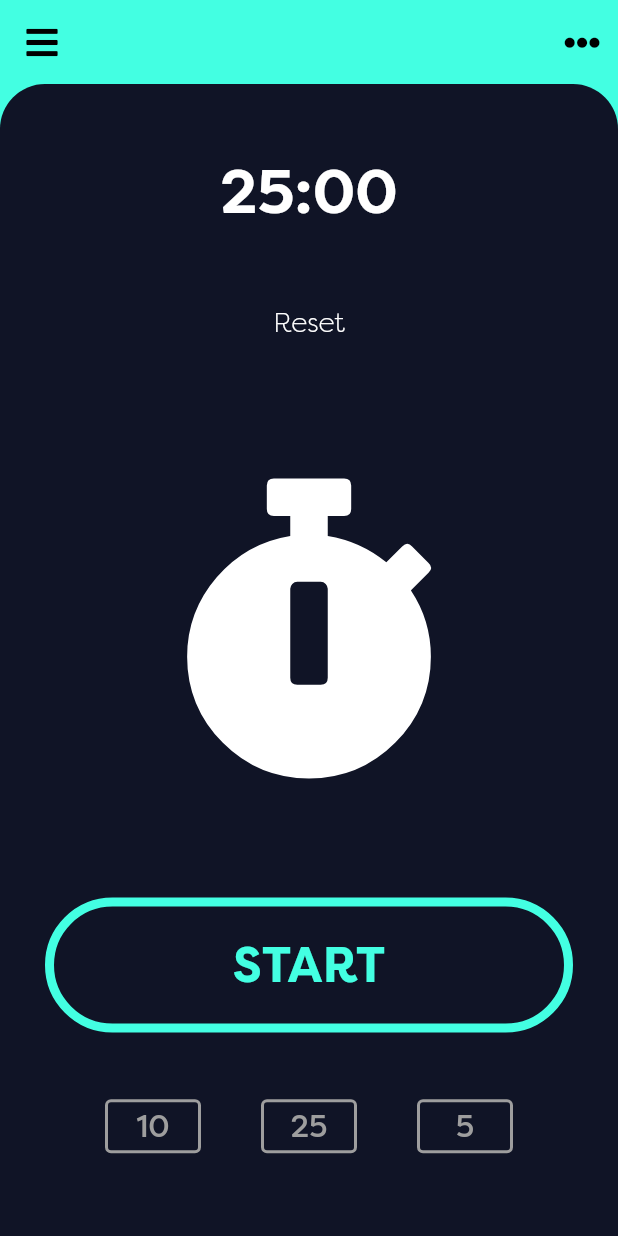
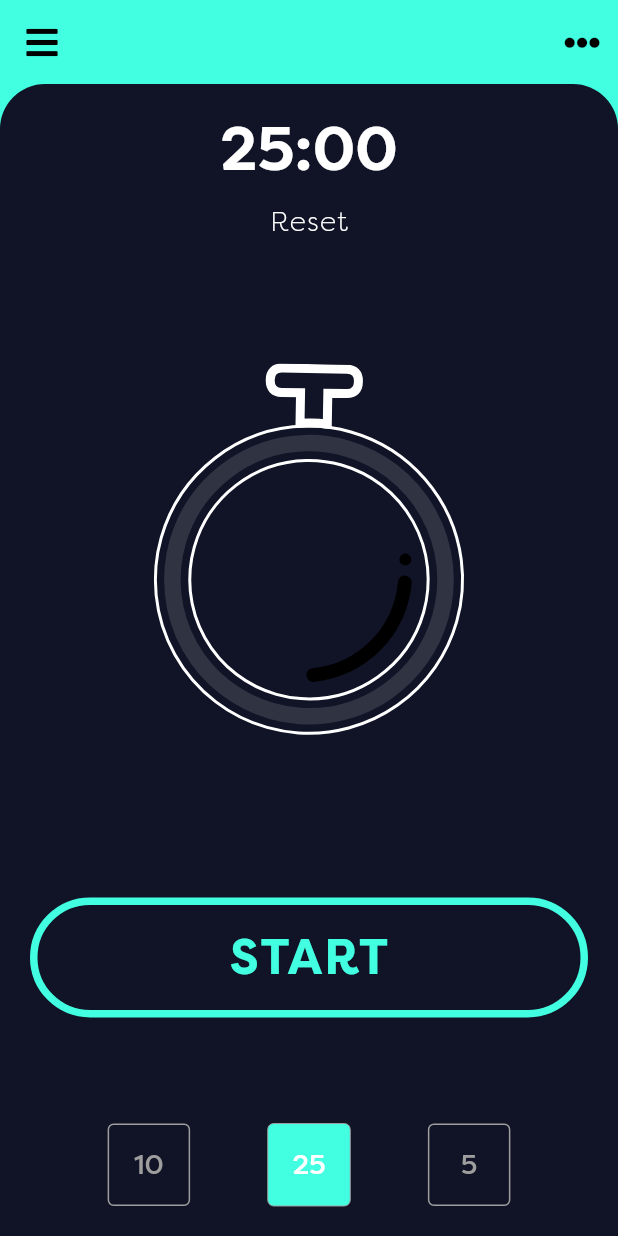
Before and after one commit to GitFitCode/tomatoz_flutter, a Flutter app: the screen it shows after launch, on a phone screen of 412 x 824 dp. Run offline on Flutter 3.47's test engine with Material 2 defaults, Android fonts, the phone set to English and light mode, and no system bars; our stand-ins replace auto_route, flutter_svg, font_awesome_flutter, get_it, injectable, stacked and 1 more.

Commit message:
added rotating timer icon

```diff
--- /dev/null
+++ b/lib/ui/views/home/duration_chooser_buttons.dart
@@ -0,0 +1,89 @@
+import 'package:flutter/material.dart';
+import 'package:stacked/stacked.dart';
+import 'package:tomatoz_flutter/app/constants.dart';
+import 'package:tomatoz_flutter/app/timer_states.dart';
+import 'package:tomatoz_flutter/ui/views/timer/timer_viewmodel.dart';
+
+class DurationChooserButtons extends StatelessWidget {
+  final TimerViewModel model;
+
+  DurationChooserButtons(this.model);
+
+  @override
+  Widget build(BuildContext context) {
+    return ViewModelBuilder<TimerViewModel>.reactive(
+        builder: (context, model, child) {
+          return Row(
+            mainAxisAlignment: MainAxisAlignment.spaceEvenly,
+            children: [
+              // TODO replace all these texts by selectable buttons
+              Container(
+                height: 55.0,
+                width: 55.0,
+                child: OutlinedButton(
+                  style: OutlinedButton.styleFrom(
+                    side: BorderSide(
+                      color: Colors.grey,
+                      width: 1.0,
+                    ),
+                  ),
+                  onPressed: () {},
+                  child: Text(
+                    '10',
+                    style: TextStyle(
+                      color: Colors.grey,
+                      fontSize: 18.0,
+                    ),
+                  ),
+                ),
+              ),
+              Container(
+                height: 55.0,
+                width: 55.0,
+                child: OutlinedButton(
+                  style: OutlinedButton.styleFrom(
+                    backgroundColor:
+                        model.currentTimerState == TimerState.TIMER_RUNNING
+                            ? Colors.grey
+                            : BG_COLORS[model.currentTimerState],
+                    side: BorderSide(
+                      color: Colors.grey,
+                      width: 0.0,
+                    ),
+                  ),
+                  onPressed: () {},
+                  child: Text(
+                    '25',
+                    style: TextStyle(
+                      color: Colors.white,
+                      fontSize: 18.0,
+                    ),
+                  ),
+                ),
+              ),
+              Container(
+                height: 55.0,
+                width: 55.0,
+                child: OutlinedButton(
+                  style: OutlinedButton.styleFrom(
+                    side: BorderSide(
+                      color: Colors.grey,
+                      width: 1.0,
+                    ),
+                  ),
+                  onPressed: () {},
+                  child: Text(
+                    '5',
+                    style: TextStyle(
+                      color: Colors.grey,
+                      fontSize: 18.0,
+                    ),
+                  ),
+                ),
+              ),
+            ],
+          );
+        },
+        viewModelBuilder: () => model);
+  }
+}
--- a/lib/ui/views/home/home_view.dart
+++ b/lib/ui/views/home/home_view.dart
@@ -1,13 +1,22 @@
 import 'package:flutter/material.dart';
+import 'package:flutter_svg/flutter_svg.dart';
 import 'package:font_awesome_flutter/font_awesome_flutter.dart';
 import 'package:stacked/stacked.dart';
 import 'package:tomatoz_flutter/app/constants.dart';
+import 'package:tomatoz_flutter/ui/views/home/duration_chooser_buttons.dart';
 import 'package:tomatoz_flutter/ui/views/home/timer_control_buttons.dart';
 import 'package:tomatoz_flutter/ui/views/timer/timer_viewmodel.dart';
 
 class HomeView extends StatelessWidget {
+  final String defaultTimerSVG = 'assets/icons/default_timer_cleaned.svg';
+
   @override
   Widget build(BuildContext context) {
+    final Widget timerSVG = SvgPicture.asset(
+      defaultTimerSVG,
+      semanticsLabel: 'Tomatoz Logo',
+    );
+
     return ViewModelBuilder<TimerViewModel>.reactive(
         builder: (context, model, child) => Scaffold(
               appBar: AppBar(
@@ -41,11 +50,13 @@ class HomeView extends StatelessWidget {
                         topRight: Radius.circular(30),
                       ),
                     ),
-                    padding: EdgeInsets.all(30.0),
+                    padding: EdgeInsets.all(20.0),
                     child: Center(
                       child: Column(
                         crossAxisAlignment: CrossAxisAlignment.stretch,
-                        mainAxisAlignment: MainAxisAlignment.spaceAround,
+                        mainAxisAlignment: MainAxisAlignment.spaceBetween,
+                        children: [
+                          Column(
                             children: [
                               Center(
                                 child: Text(
@@ -57,83 +68,31 @@ class HomeView extends StatelessWidget {
                                   ),
                                 ),
                               ),
-                          FlatButton(
+                              Center(
+                                child: FlatButton(
                                   onPressed: () => model.resetTimer(),
                                   child: Text(
                                     'Reset',
                                     style: TextStyle(
+                                      letterSpacing: 1.0,
                                       color: Colors.white,
                                       fontSize: 18.0,
                                       fontWeight: FontWeight.w300,
                                     ),
                                   ),
                                 ),
-                          Expanded(
-                            child: Container(
-                              child: Icon(
-                                FontAwesomeIcons.stopwatch,
-                                color: Colors.white,
-                                size: 200.0,
                               ),
+                            ],
                           ),
+                          RotationTransition(
+                            turns: AlwaysStoppedAnimation(
+                                model.timerRotation / 360),
+                            child: timerSVG,
                           ),
                           Flexible(
                             child: TimerControlButton(model),
                           ),
-                          Row(
-                            mainAxisAlignment: MainAxisAlignment.spaceEvenly,
-                            children: [
-                              // TODO replace all these texts by selectable buttons
-                              OutlinedButton(
-                                style: OutlinedButton.styleFrom(
-                                  side: BorderSide(
-                                    color: Colors.grey,
-                                    width: 2.0,
-                                  ),
-                                ),
-                                onPressed: () {},
-                                child: Text(
-                                  '10',
-                                  style: TextStyle(
-                                    color: Colors.grey,
-                                    fontSize: 20.0,
-                                  ),
-                                ),
-                              ),
-                              OutlinedButton(
-                                style: OutlinedButton.styleFrom(
-                                  side: BorderSide(
-                                    color: Colors.grey,
-                                    width: 2.0,
-                                  ),
-                                ),
-                                onPressed: () {},
-                                child: Text(
-                                  '25',
-                                  style: TextStyle(
-                                    color: Colors.grey,
-                                    fontSize: 20.0,
-                                  ),
-                                ),
-                              ),
-                              OutlinedButton(
-                                style: OutlinedButton.styleFrom(
-                                  side: BorderSide(
-                                    color: Colors.grey,
-                                    width: 2.0,
-                                  ),
-                                ),
-                                onPressed: () {},
-                                child: Text(
-                                  '5',
-                                  style: TextStyle(
-                                    color: Colors.grey,
-                                    fontSize: 20.0,
-                                  ),
-                                ),
-                              ),
-                            ],
-                          ),
+                          DurationChooserButtons(model),
                         ],
                       ),
                     ),
--- a/lib/ui/views/home/timer_control_buttons.dart
+++ b/lib/ui/views/home/timer_control_buttons.dart
@@ -1,5 +1,4 @@
 import 'package:flutter/material.dart';
-import 'package:stacked/stacked.dart';
 import 'package:tomatoz_flutter/app/constants.dart';
 import 'package:tomatoz_flutter/app/timer_states.dart';
 import 'package:tomatoz_flutter/ui/views/timer/timer_viewmodel.dart';
@@ -11,7 +10,7 @@ class TimerControlButton extends StatelessWidget {
 
   Widget _startButton(TimerViewModel model) {
     return RaisedButton(
-      padding: EdgeInsets.all(25.0),
+      padding: EdgeInsets.all(20.0),
       elevation: 0.0,
       onPressed: () => model.startTimer(),
       color: Colors.transparent,
@@ -19,12 +18,13 @@ class TimerControlButton extends StatelessWidget {
         borderRadius: BorderRadius.circular(50.0),
         side: BorderSide(
           color: BG_COLORS[model.currentTimerState],
-          width: 6.0,
+          width: 5.0,
         ),
       ),
       child: Text(
         TIMER_CONTROL_BUTTON_TEXT[model.currentTimerState],
         style: TextStyle(
+          letterSpacing: 1.0,
           color: BG_COLORS[model.currentTimerState],
           fontSize: 33.0,
           fontWeight: FontWeight.bold,
@@ -35,21 +35,22 @@ class TimerControlButton extends StatelessWidget {
 
   Widget _pauseButton(TimerViewModel model) {
     return RaisedButton(
-      padding: EdgeInsets.all(25.0),
+      padding: EdgeInsets.all(20.0),
       elevation: 0.0,
       onPressed: () => model.pauseTimer(),
-      color: Colors.transparent,
+      color: BG_COLORS[model.currentTimerState],
       shape: RoundedRectangleBorder(
         borderRadius: BorderRadius.circular(50.0),
         side: BorderSide(
           color: BG_COLORS[model.currentTimerState],
-          width: 6.0,
+          width: 5.0,
         ),
       ),
       child: Text(
         TIMER_CONTROL_BUTTON_TEXT[model.currentTimerState],
         style: TextStyle(
-          color: BG_COLORS[model.currentTimerState],
+          letterSpacing: 1.0,
+          color: Colors.white,
           fontSize: 33.0,
           fontWeight: FontWeight.bold,
         ),
@@ -59,7 +60,7 @@ class TimerControlButton extends StatelessWidget {
 
   Widget _resumeButton(TimerViewModel model) {
     return RaisedButton(
-      padding: EdgeInsets.all(25.0),
+      padding: EdgeInsets.all(20.0),
       elevation: 0.0,
       onPressed: () => model.startTimer(),
       color: Colors.transparent,
@@ -67,12 +68,13 @@ class TimerControlButton extends StatelessWidget {
         borderRadius: BorderRadius.circular(50.0),
         side: BorderSide(
           color: BG_COLORS[model.currentTimerState],
-          width: 6.0,
+          width: 5.0,
         ),
       ),
       child: Text(
         TIMER_CONTROL_BUTTON_TEXT[model.currentTimerState],
         style: TextStyle(
+          letterSpacing: 1.0,
           color: BG_COLORS[model.currentTimerState],
           fontSize: 33.0,
           fontWeight: FontWeight.bold,
@@ -83,7 +85,7 @@ class TimerControlButton extends StatelessWidget {
 
   Widget _finishedButton(TimerViewModel model) {
     return RaisedButton(
-      padding: EdgeInsets.all(25.0),
+      padding: EdgeInsets.all(20.0),
       elevation: 0.0,
       onPressed: () => null,
       color: Colors.transparent,
@@ -91,12 +93,13 @@ class TimerControlButton extends StatelessWidget {
         borderRadius: BorderRadius.circular(50.0),
         side: BorderSide(
           color: BG_COLORS[model.currentTimerState],
-          width: 6.0,
+          width: 5.0,
         ),
       ),
       child: Text(
         TIMER_CONTROL_BUTTON_TEXT[model.currentTimerState],
         style: TextStyle(
+          letterSpacing: 1.0,
           color: BG_COLORS[model.currentTimerState],
           fontSize: 33.0,
           fontWeight: FontWeight.bold,
@@ -107,8 +110,6 @@ class TimerControlButton extends StatelessWidget {
 
   @override
   Widget build(BuildContext context) {
-    return ViewModelBuilder<TimerViewModel>.reactive(
-        builder: (context, model, child) {
     switch (model.currentTimerState) {
       case TimerState.TIMER_READY:
         return _startButton(model);
@@ -129,7 +130,5 @@ class TimerControlButton extends StatelessWidget {
       default:
         return _startButton(model);
     }
-        },
-        viewModelBuilder: () => model);
   }
 }
--- a/lib/ui/views/splash/splash_view.dart
+++ b/lib/ui/views/splash/splash_view.dart
@@ -5,13 +5,13 @@ import 'package:stacked/stacked.dart';
 import 'package:tomatoz_flutter/ui/views/splash/splash_viewmodel.dart';
 
 class SplashView extends StatelessWidget {
-  final String logoAsset = 'assets/icons/logo_cleaned.svg';
+  final String logoSVG = 'assets/icons/logo_cleaned.svg';
   final Color _bgColor = Color.fromRGBO(10, 14, 26, 1);
 
   @override
   Widget build(BuildContext context) {
     final Widget logo = SvgPicture.asset(
-      logoAsset,
+      logoSVG,
       semanticsLabel: 'Tomatoz Logo',
     );
 
--- a/lib/ui/views/timer/timer_viewmodel.dart
+++ b/lib/ui/views/timer/timer_viewmodel.dart
@@ -12,12 +12,16 @@ class TimerViewModel extends BaseViewModel {
   factory TimerViewModel() {
     _remainingTime = _defaultTomatoDuration;
     _timerState = TimerState.TIMER_READY;
+    _timerRotation = 1;
     return _instance;
   }
 
   String get title => _remainingTime.format();
 
   TimerState get currentTimerState => _timerState;
+
+  static int _timerRotation;
+  int get timerRotation => _timerRotation;
 
   static Timer _timer;
   static Duration _remainingTime;
@@ -49,6 +53,7 @@ class TimerViewModel extends BaseViewModel {
         _onTimerFinished();
       } else {
         _remainingTime -= INTERVAL;
+        _timerRotation += 6;
         notifyListeners();
       }
     });
@@ -75,6 +80,7 @@ class TimerViewModel extends BaseViewModel {
       _timerState = TimerState.TIMER_READY;
       _timer?.cancel();
       _remainingTime = _defaultTomatoDuration;
+      _timerRotation = 1;
       notifyListeners();
     } else {
       print('The timer is already reset');
```
Also changed, not shown: assets/icons/default_timer.svg (added), assets/icons/default_timer_cleaned.svg (added), assets/icons/logo.svg, assets/icons/timer_icon.svg (deleted), pubspec.lock. Lines whose indentation alone changed are shown as unchanged.
